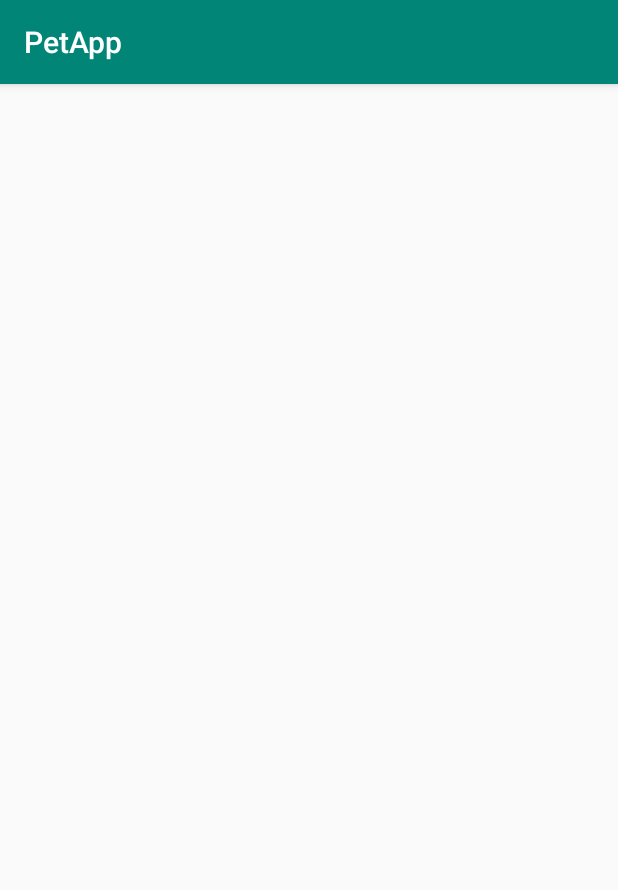
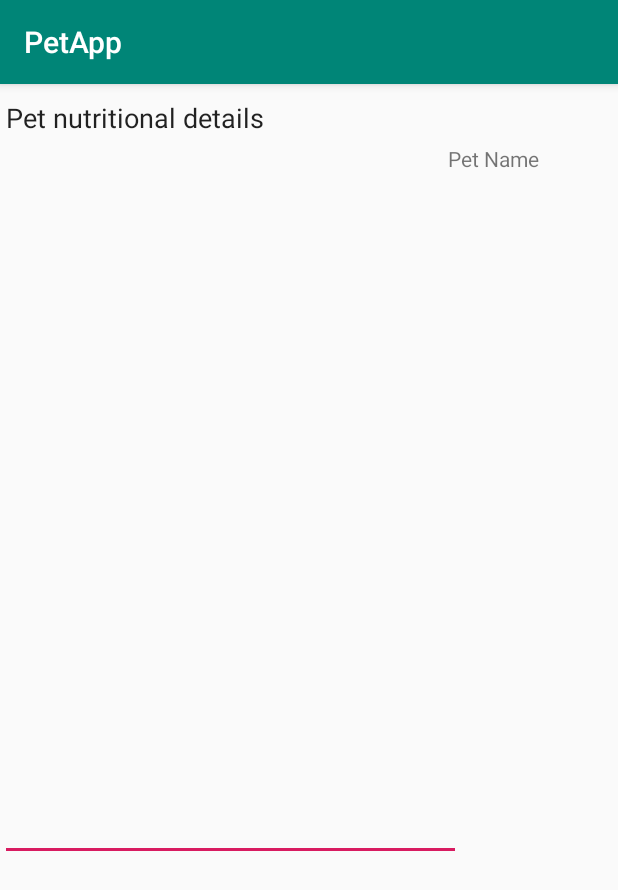
Before and after one commit to UP915469/PetApp, an Android app: the PetNutrition screen opened directly, with no data from a screen before it, on a phone screen of 412 x 824 dp. Shown: the top 890 px of the screen. Run offline under Robolectric (Android 15) with nearby library versions, the phone set to English and light mode, and no system bars.

Commit message:
Adding nutritional layout

```diff
--- a/app/src/main/res/layout/activity_pet_nutrition.xml
+++ b/app/src/main/res/layout/activity_pet_nutrition.xml
@@ -6,4 +6,40 @@
     android:layout_height="match_parent"
     tools:context=".PetNutrition">
 
+    <TextView
+        android:id="@+id/pet_name2"
+        android:layout_width="wrap_content"
+        android:layout_height="wrap_content"
+        android:layout_marginTop="40dp"
+        android:text="@string/pet_name"
+        app:layout_constraintBottom_toTopOf="@+id/linearLayout"
+        app:layout_constraintEnd_toEndOf="parent"
+        app:layout_constraintHorizontal_bias="0.851"
+        app:layout_constraintStart_toStartOf="parent"
+        app:layout_constraintTop_toTopOf="parent"
+        app:layout_constraintVertical_bias="0.478" />
+
+    <ImageView
+        android:id="@+id/pet_img2"
+        android:layout_width="92dp"
+        android:layout_height="93dp"
+        android:layout_marginTop="40dp"
+        android:contentDescription="@string/pet_img"
+        app:layout_constraintBottom_toTopOf="@+id/linearLayout"
+        app:layout_constraintEnd_toEndOf="parent"
+        app:layout_constraintHorizontal_bias="0.163"
+        app:layout_constraintStart_toStartOf="parent"
+        app:layout_constraintTop_toTopOf="parent"
+        app:layout_constraintVertical_bias="0.8" />
+
+    <EditText
+        android:id="@+id/editText"
+        android:layout_width="307dp"
+        android:layout_height="518dp"
+        android:ems="10"
+        android:gravity="start|top"
+        android:inputType="textMultiLine"
+        android:text="Pet nutritional details"
+        tools:layout_editor_absoluteX="52dp"
+        tools:layout_editor_absoluteY="168dp" />
 </androidx.constraintlayout.widget.ConstraintLayout>
```
